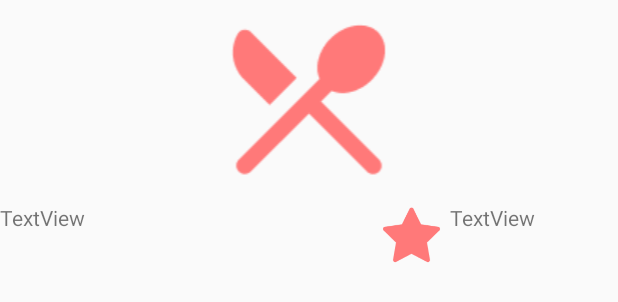
After one commit to KNU-Plate/KNU-Plate-Android, an Android app: the layout item_restaurant.xml on its own in the app's theme, with its tools: preview values and no code run, on a phone screen of 412 x 824 dp. The commit adds this screen. Shown: the top 302 px of the screen. Run offline under Robolectric (Android 15) with nearby library versions, the phone set to English and light mode, and no system bars.

Commit message:
Add restaurant list in tab
- 식당 목록 추가 / recyclerview, tablayout

```diff
--- a/app/src/main/java/com/example/knuplate/RestListActivity.java
+++ b/app/src/main/java/com/example/knuplate/RestListActivity.java
@@ -29,6 +29,7 @@ public class RestListActivity extends AppCompatActivity {
         TabLayout tab = findViewById(R.id.restListTap);
 
         tab.setSelectedTabIndicatorColor(getResources().getColor(R.color.title_color));
+
         //카테고리 이름 리스트
         final List<String> tabElement = Arrays.asList("한식", "중식", "일식", "세계 음식", "카페", "양식", "술집");
 
--- a/app/src/main/java/com/example/knuplate/network/RetrofitClient.java
+++ b/app/src/main/java/com/example/knuplate/network/RetrofitClient.java
@@ -32,7 +32,7 @@ public class RetrofitClient {
 
         if (retrofit == null) {
             retrofit = new Retrofit.Builder()
-                    .baseUrl("http://210.204.36.137:4100/") // 서버 호스트
+                    .baseUrl("http://222.104.199.114:4100/") // 서버 호스트
                     .addConverterFactory(GsonConverterFactory.create())
                     .addConverterFactory(GsonConverterFactory.create(gson))
                     .build();
--- a/app/src/main/res/layout/fragment_rest_list.xml
+++ b/app/src/main/res/layout/fragment_rest_list.xml
@@ -6,13 +6,9 @@
     tools:context=".Fragment.RestListFragment">
 
     <!-- TODO: Update blank fragment layout -->
-    <TextView
-        android:id="@+id/frag_tv"
-        android:layout_width="match_parent"
-        android:layout_height="match_parent"
-        android:text="@string/hello_blank_fragment" />
 
     <androidx.recyclerview.widget.RecyclerView
+        android:id="@+id/restList"
         android:layout_width="match_parent"
         android:layout_height="match_parent" />
 
--- /dev/null
+++ b/app/src/main/res/layout/item_restaurant.xml
@@ -0,0 +1,40 @@
+<?xml version="1.0" encoding="utf-8"?>
+<LinearLayout xmlns:android="http://schemas.android.com/apk/res/android"
+    xmlns:app="http://schemas.android.com/apk/res-auto"
+    android:orientation="vertical" android:layout_width="match_parent"
+    android:layout_height="wrap_content">
+
+    <ImageView
+        android:id="@+id/restImage"
+        android:layout_width="match_parent"
+        android:layout_height="wrap_content"
+        app:srcCompat="@drawable/menu_icon" />
+
+    <LinearLayout
+        android:layout_width="match_parent"
+        android:layout_height="match_parent"
+        android:orientation="horizontal">
+
+        <TextView
+            android:id="@+id/tv_restName"
+            android:layout_width="wrap_content"
+            android:layout_height="wrap_content"
+            android:layout_weight="7"
+            android:text="TextView" />
+
+        <ImageView
+            android:id="@+id/imageView3"
+            android:layout_width="24dp"
+            android:layout_height="46dp"
+            android:layout_weight="1"
+            app:srcCompat="@drawable/star_rating" />
+
+        <TextView
+            android:id="@+id/tv_rating"
+            android:layout_width="wrap_content"
+            android:layout_height="wrap_content"
+            android:layout_weight="2"
+            android:text="TextView" />
+
+    </LinearLayout>
+</LinearLayout>
```
Also changed, not shown: app/src/main/java/com/example/knuplate/Adapter/RestAdapter.java (added, +94 -0 lines), app/src/main/java/com/example/knuplate/Adapter/RestListAdapter.java (+17 -7 lines), app/src/main/java/com/example/knuplate/Fragment/RestListFragment.java (+35 -19 lines), app/src/main/java/com/example/knuplate/Item/RestItem.java (deleted, +0 -37 lines), app/src/main/java/com/example/knuplate/model/MallData.java (+18 -6 lines).
